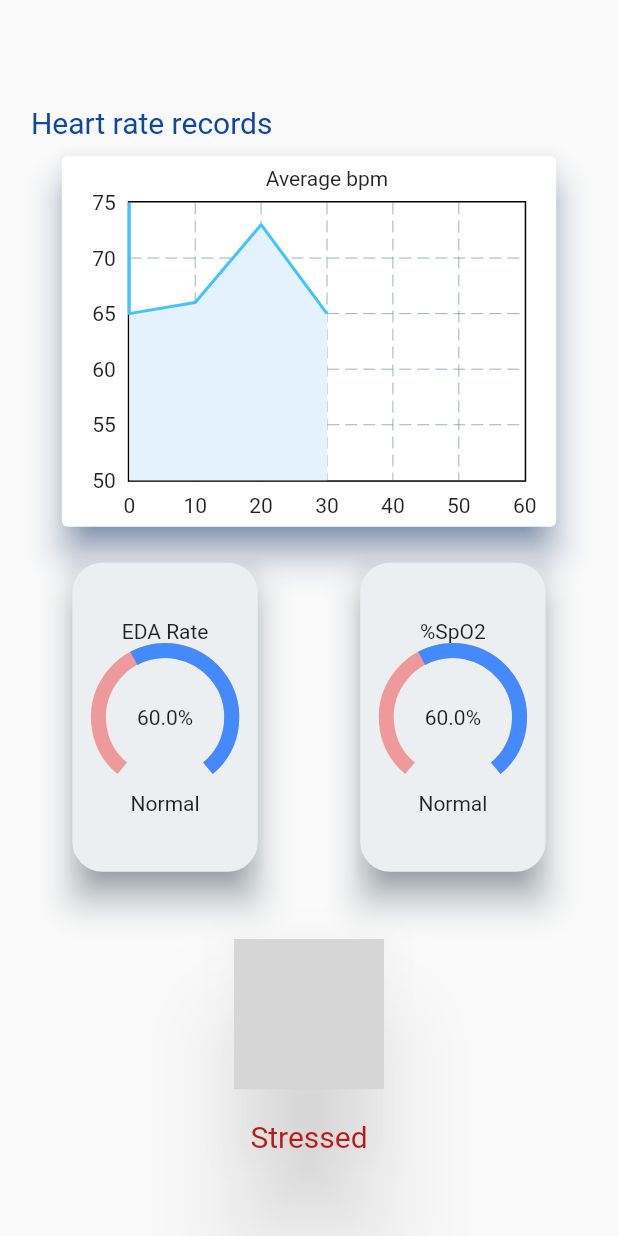
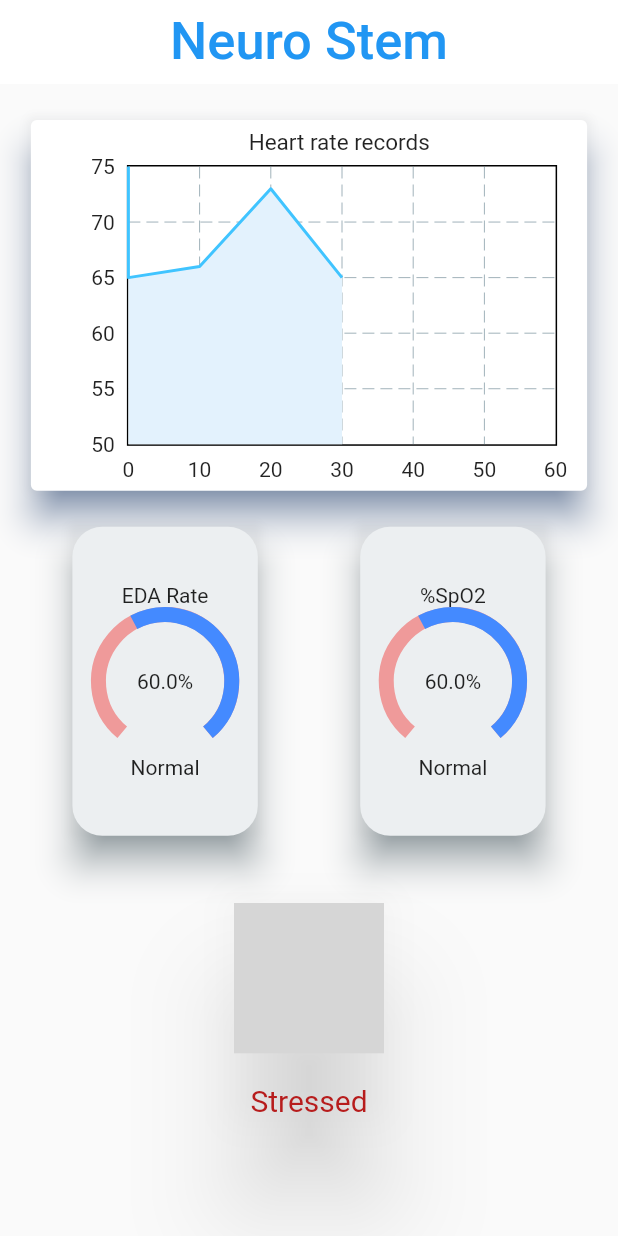
Before and after one commit to yhabbeh/Neuro_Stem, a Flutter app: the HomePage screen opened directly, on a phone screen of 412 x 824 dp. Run offline on Flutter 3.47's test engine with Material 2 defaults, Android fonts, the phone set to English and light mode, and no system bars; drawn by our look-alikes of fl_chart, percent_indicator; our stand-ins replace connectivity_plus, dartz, equatable, flutter_bloc, flutter_local_notifications, get_it and 2 more; missing offline and left inert: breathing_collection; accounts and stored records are empty; Roboto replaces fonts that are missing (Gluten); grey boxes are pictures that could not be loaded.

Commit message:
Add GOOGLE fonts. change portrait side. change UI into Home page. connect stress detected with notification. Add hidden button onto stress to change status (it's temporary feature).

```diff
--- a/analysis_options.yaml
+++ b/analysis_options.yaml
@@ -212,7 +212,6 @@ linter:
     # - unreachable_from_main # Do not enable this rule until it is un-marked as "experimental" and carefully re-evaluated.
     - unrelated_type_equality_checks
     - unsafe_html
-    - use_build_context_synchronously
     - use_colored_box
     # - use_decorated_box # leads to bugs: DecoratedBox and Container are not equivalent (Container inserts extra padding)
     - use_enums
--- a/lib/core/utilities/notification_utiities.dart
+++ b/lib/core/utilities/notification_utiities.dart
@@ -22,7 +22,7 @@ class NotificationUtilities {
     await flutterLocalNotificationsPlugin.initialize(
       initializationsSettings,
       onDidReceiveNotificationResponse: (NotificationResponse notification) {
-        log(notification.payload.toString());
+        log(notification.payload.toString());//play audio
       },
     );
   }
--- a/lib/features/home/presentation/page/home_page.dart
+++ b/lib/features/home/presentation/page/home_page.dart
@@ -1,16 +1,61 @@
 import 'package:flutter/material.dart';
+import 'package:google_fonts/google_fonts.dart';
+import 'package:permission_handler/permission_handler.dart';
 
 import '../widgets/EDA_rate.dart';
 import '../widgets/heart_rate_widget.dart';
 import '../widgets/stress_leve.dart';
 
-class HomePage extends StatelessWidget {
+class HomePage extends StatefulWidget {
   const HomePage({super.key});
 
+
+  @override
+  State<HomePage> createState() => _HomePageState();
+}
+
+class _HomePageState extends State<HomePage> {
+  Future<void> checkAndRequestNotificationPermission() async {
+    final PermissionStatus status = await Permission.notification.status;
+    if (status.isDenied) {
+      await Permission.notification.request();
+    }
+    else if(status.isRestricted){
+      await Permission.notification.request();
+      await Permission.accessNotificationPolicy.request();
+    }
+    else if (status.isPermanentlyDenied)
+      {
+        await Permission.accessNotificationPolicy.request();
+        await Permission.notification.request();}
+  }
+
+/*  @override
+  void initState() {
+    super.initState();
+    checkAndRequestNotificationPermission();
+  }*/
   @override
   Widget build(BuildContext context) {
-    return const Scaffold(
-        body: SingleChildScrollView(
+    return SafeArea(
+      child: Scaffold(
+          appBar: AppBar(
+            backgroundColor: Colors.white,
+              elevation: 0,
+              automaticallyImplyLeading: false,
+              centerTitle: true  ,
+              title: Text('Neuro Stem ',
+                  textAlign: TextAlign.center,
+                  style: GoogleFonts.gluten(
+                    textStyle: const TextStyle(
+                      fontSize: 35,
+                      color: Colors.blue
+                    ),
+                  )
+              )),
+          body:   WillPopScope(
+            onWillPop:() async { return false; } ,
+            child: const SingleChildScrollView(
               primary: false,
               child: Column(
                 children: <Widget>[
@@ -27,6 +72,8 @@ class HomePage extends StatelessWidget {
                   StressRate(),
                 ],
               ),
-    ));
+            ),
+          )),
+    );
   }
 }
--- a/lib/features/home/presentation/widgets/heart_rate_widget.dart
+++ b/lib/features/home/presentation/widgets/heart_rate_widget.dart
@@ -1,5 +1,5 @@
 import 'dart:async';
-
+import 'package:google_fonts/google_fonts.dart';
 import 'package:fl_chart/fl_chart.dart';
 import 'package:flutter/material.dart';
 import 'package:flutter_bloc/flutter_bloc.dart';
@@ -18,22 +18,14 @@ class HeartRate extends StatelessWidget {
       // log(CacheHelper.getData(key: BPM_RATE).toString());
       return Column(
         children: <Widget>[
-          Container(
-            padding: const EdgeInsets.only(top: 70),
-            height: 100,
-            width: ResponsiveUI.screenWidth! * 0.9,
-            child: Text(
-              'Heart rate records ',
-              style: TextStyle(color: Colors.blue.shade900, fontSize: 20),
-            ),
-          ),
+          SizedBox(height: 20,),
           Card(
             shadowColor: Colors.blue.shade900,
             elevation: 10,
             child: Container(
-              padding: const EdgeInsets.only(right: 20),
+              padding: const EdgeInsets.only(right: 20,left: 20),
               height: ResponsiveUI.screenHeight! * 0.3,
-              width: ResponsiveUI.screenWidth! * 0.8,
+              width: ResponsiveUI.screenWidth! * 0.9,
               child: AspectRatio(
                 aspectRatio: 1,
                 child: LineChart(
@@ -63,11 +55,12 @@ class HeartRate extends StatelessWidget {
                       ],
                       minY: 50,
                       maxX: 60,
-                      titlesData: const FlTitlesData(
+                      titlesData: FlTitlesData(
                           topTitles: AxisTitles(
                             axisNameSize: 30,
                             axisNameWidget: Text(
-                              'Average bpm',
+                              'Heart rate records ',
+                              style: TextStyle( fontSize: 15),
                             ),
                           ),
                           rightTitles: AxisTitles())),
--- a/lib/features/home/presentation/widgets/stress_leve.dart
+++ b/lib/features/home/presentation/widgets/stress_leve.dart
@@ -3,6 +3,7 @@ import 'dart:developer';
 import 'package:breathing_collection/breathing_collection.dart';
 import 'package:flutter/material.dart';
 import 'package:flutter_bloc/flutter_bloc.dart';
+import 'package:permission_handler/permission_handler.dart';
 
 import '../cubit/home_cubit.dart';
 
@@ -18,9 +19,20 @@ class StressRate extends StatelessWidget {
         elevation: 30,
         child: BlocBuilder<HomeCubit, HomeState>(
             builder: (BuildContext context, HomeState state) {
-          final bool val = true;//HomeCubit.get(context).getStressLevel;
+          final bool val =  HomeCubit.get(context).getIsStress;
           log(val.toString());
-          return Column(
+          log('val.toString()');
+          return InkWell(
+            onTap: ()async{
+              PermissionStatus status = await Permission.notification.status;
+              if (status.isDenied || status.isRestricted) {
+                openAppSettings(); // Opens the app settings where user can enable notifications
+              }
+              await Future.delayed(const Duration(seconds: 10));
+              if(!context.mounted){}
+              HomeCubit.get(context).setIsStress=!HomeCubit.get(context).getIsStress;
+            },
+            child: Column(
               children: <Widget>[
                 Stack(
                   alignment: Alignment.center,
@@ -47,7 +59,19 @@ class StressRate extends StatelessWidget {
                       color: val ? Colors.red.shade900 : Colors.green),
                 ),
               ],
+            ),
           );
         }));
   }
+  Future<void> checkAndRequestNotificationPermission() async {
+    final PermissionStatus status = await Permission.notification.status;
+
+    if (status.isDenied) {
+      await Permission.notification.request();
     }
+    {
+      await Permission.accessNotificationPolicy.request();
+      await Permission.notification.request();}
+  }
+
+}
--- a/lib/main.dart
+++ b/lib/main.dart
@@ -1,4 +1,5 @@
 import 'package:flutter/material.dart';
+import 'package:flutter/services.dart';
 import 'package:flutter_bloc/flutter_bloc.dart';
 
 import 'core/utilities/notification_utiities.dart';
@@ -13,6 +14,7 @@ Future<void> main() async {
   WidgetsFlutterBinding.ensureInitialized();
   NotificationUtilities.initialize();
   NotificationUtilities.requestPermissions();
+  SystemChrome.setPreferredOrientations([DeviceOrientation.portraitUp]);
   await initialDI();
   runApp(const MyApp());
 }
--- a/pubspec.yaml
+++ b/pubspec.yaml
@@ -40,9 +40,11 @@ dependencies:
   connectivity_plus: ^2.3.2
   flutter_bloc: ^8.1.3
   flutter_local_notifications: ^15.1.0+1
+  permission_handler:
   breathing_collection: ^1.0.0+3
   font_awesome_flutter: ^10.5.0
   get_it: ^7.6.0
+  google_fonts: ^5.1.0
   http:
 
   fl_chart: ^0.63.0
```
Also changed, not shown: lib/features/home/presentation/cubit/home_cubit.dart (+28 -3 lines), lib/features/login/presentation/widgets/login_box_widget.dart (+1 -10 lines), 1 other file. Lines whose indentation alone changed are shown as unchanged.
